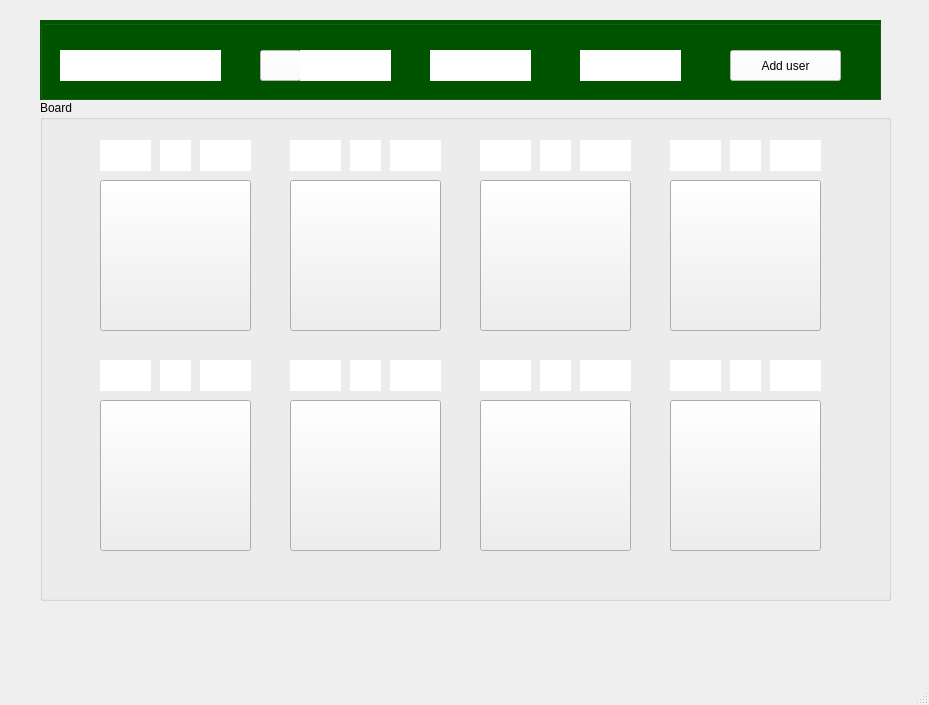
First picture: the form in gamepage.ui, repository KiarashDalir2003/FarmManagementProject, before the edit.
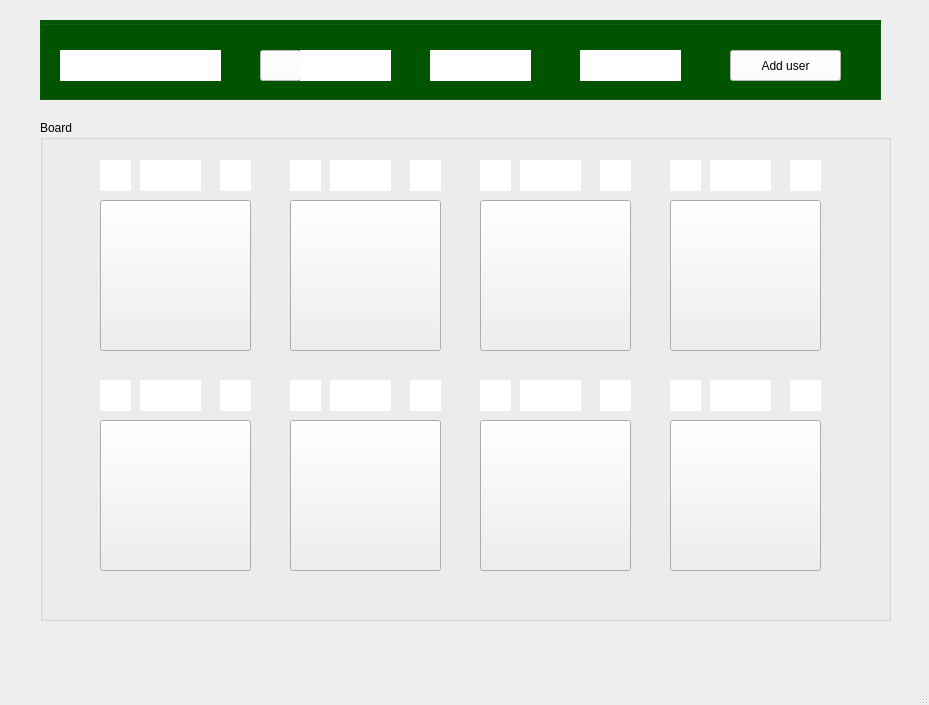
Second picture: the form after the edit. Icons and pictures are not drawn.

Commit message: gameBoard.jpg added to the game

What changed in the file:
```diff
--- a/gamepage.ui
+++ b/gamepage.ui
@@ -201,7 +201,7 @@
     <property name="geometry">
      <rect>
       <x>40</x>
-      <y>100</y>
+      <y>120</y>
       <width>851</width>
       <height>501</height>
      </rect>
@@ -319,9 +319,9 @@
     <widget class="QLabel" name="label1">
      <property name="geometry">
       <rect>
-       <x>730</x>
+       <x>750</x>
        <y>40</y>
-       <width>51</width>
+       <width>31</width>
        <height>31</height>
       </rect>
      </property>
@@ -335,9 +335,9 @@
     <widget class="QLabel" name="label2">
      <property name="geometry">
       <rect>
-       <x>540</x>
+       <x>560</x>
        <y>40</y>
-       <width>51</width>
+       <width>31</width>
        <height>31</height>
       </rect>
      </property>
@@ -351,9 +351,9 @@
     <widget class="QLabel" name="label4">
      <property name="geometry">
       <rect>
-       <x>160</x>
+       <x>180</x>
        <y>40</y>
-       <width>51</width>
+       <width>31</width>
        <height>31</height>
       </rect>
      </property>
@@ -367,9 +367,9 @@
     <widget class="QLabel" name="label8">
      <property name="geometry">
       <rect>
-       <x>160</x>
+       <x>180</x>
        <y>260</y>
-       <width>51</width>
+       <width>31</width>
        <height>31</height>
       </rect>
      </property>
@@ -383,9 +383,9 @@
     <widget class="QLabel" name="label6">
      <property name="geometry">
       <rect>
-       <x>540</x>
+       <x>560</x>
        <y>260</y>
-       <width>51</width>
+       <width>31</width>
        <height>31</height>
       </rect>
      </property>
@@ -399,9 +399,9 @@
     <widget class="QLabel" name="label7">
      <property name="geometry">
       <rect>
-       <x>350</x>
+       <x>370</x>
        <y>260</y>
-       <width>51</width>
+       <width>31</width>
        <height>31</height>
       </rect>
      </property>
@@ -415,9 +415,9 @@
     <widget class="QLabel" name="label5">
      <property name="geometry">
       <rect>
-       <x>730</x>
+       <x>750</x>
        <y>260</y>
-       <width>51</width>
+       <width>31</width>
        <height>31</height>
       </rect>
      </property>
@@ -431,9 +431,9 @@
     <widget class="QLabel" name="label3">
      <property name="geometry">
       <rect>
-       <x>350</x>
+       <x>370</x>
        <y>40</y>
-       <width>51</width>
+       <width>31</width>
        <height>31</height>
       </rect>
      </property>
@@ -447,7 +447,7 @@
     <widget class="QLabel" name="coinLabel1">
      <property name="geometry">
       <rect>
-       <x>690</x>
+       <x>670</x>
        <y>40</y>
        <width>31</width>
        <height>31</height>
@@ -463,7 +463,7 @@
     <widget class="QLabel" name="coinLabel2">
      <property name="geometry">
       <rect>
-       <x>500</x>
+       <x>480</x>
        <y>40</y>
        <width>31</width>
        <height>31</height>
@@ -479,7 +479,7 @@
     <widget class="QLabel" name="coinLabel3">
      <property name="geometry">
       <rect>
-       <x>310</x>
+       <x>290</x>
        <y>40</y>
        <width>31</width>
        <height>31</height>
@@ -495,7 +495,7 @@
     <widget class="QLabel" name="coinLabel4">
      <property name="geometry">
       <rect>
-       <x>120</x>
+       <x>100</x>
        <y>40</y>
        <width>31</width>
        <height>31</height>
@@ -511,7 +511,7 @@
     <widget class="QLabel" name="coinLabel5">
      <property name="geometry">
       <rect>
-       <x>690</x>
+       <x>670</x>
        <y>260</y>
        <width>31</width>
        <height>31</height>
@@ -527,7 +527,7 @@
     <widget class="QLabel" name="coinLabel6">
      <property name="geometry">
       <rect>
-       <x>500</x>
+       <x>480</x>
        <y>260</y>
        <width>31</width>
        <height>31</height>
@@ -543,7 +543,7 @@
     <widget class="QLabel" name="coinLabel7">
      <property name="geometry">
       <rect>
-       <x>310</x>
+       <x>290</x>
        <y>260</y>
        <width>31</width>
        <height>31</height>
@@ -559,7 +559,7 @@
     <widget class="QLabel" name="coinLabel8">
      <property name="geometry">
       <rect>
-       <x>120</x>
+       <x>100</x>
        <y>260</y>
        <width>31</width>
        <height>31</height>
@@ -577,7 +577,7 @@
       <rect>
        <x>630</x>
        <y>40</y>
-       <width>51</width>
+       <width>31</width>
        <height>31</height>
       </rect>
      </property>
@@ -593,7 +593,7 @@
       <rect>
        <x>440</x>
        <y>40</y>
-       <width>51</width>
+       <width>31</width>
        <height>31</height>
       </rect>
      </property>
@@ -609,7 +609,7 @@
       <rect>
        <x>250</x>
        <y>40</y>
-       <width>51</width>
+       <width>31</width>
        <height>31</height>
       </rect>
      </property>
@@ -625,7 +625,7 @@
       <rect>
        <x>60</x>
        <y>40</y>
-       <width>51</width>
+       <width>31</width>
        <height>31</height>
       </rect>
      </property>
@@ -641,7 +641,7 @@
       <rect>
        <x>630</x>
        <y>260</y>
-       <width>51</width>
+       <width>31</width>
        <height>31</height>
       </rect>
      </property>
@@ -657,7 +657,7 @@
       <rect>
        <x>440</x>
        <y>260</y>
-       <width>51</width>
+       <width>31</width>
        <height>31</height>
       </rect>
      </property>
@@ -673,7 +673,7 @@
       <rect>
        <x>250</x>
        <y>260</y>
-       <width>51</width>
+       <width>31</width>
        <height>31</height>
       </rect>
      </property>
@@ -689,7 +689,135 @@
       <rect>
        <x>60</x>
        <y>260</y>
-       <width>51</width>
+       <width>31</width>
+       <height>31</height>
+      </rect>
+     </property>
+     <property name="styleSheet">
+      <string notr="true">background-color: rgb(255, 255, 255);</string>
+     </property>
+     <property name="text">
+      <string/>
+     </property>
+    </widget>
+    <widget class="QLabel" name="coinAmoutLabel1">
+     <property name="geometry">
+      <rect>
+       <x>700</x>
+       <y>40</y>
+       <width>31</width>
+       <height>31</height>
+      </rect>
+     </property>
+     <property name="styleSheet">
+      <string notr="true">background-color: rgb(255, 255, 255);</string>
+     </property>
+     <property name="text">
+      <string/>
+     </property>
+    </widget>
+    <widget class="QLabel" name="coinAmoutLabel2">
+     <property name="geometry">
+      <rect>
+       <x>510</x>
+       <y>40</y>
+       <width>31</width>
+       <height>31</height>
+      </rect>
+     </property>
+     <property name="styleSheet">
+      <string notr="true">background-color: rgb(255, 255, 255);</string>
+     </property>
+     <property name="text">
+      <string/>
+     </property>
+    </widget>
+    <widget class="QLabel" name="coinAmoutLabel3">
+     <property name="geometry">
+      <rect>
+       <x>320</x>
+       <y>40</y>
+       <width>31</width>
+       <height>31</height>
+      </rect>
+     </property>
+     <property name="styleSheet">
+      <string notr="true">background-color: rgb(255, 255, 255);</string>
+     </property>
+     <property name="text">
+      <string/>
+     </property>
+    </widget>
+    <widget class="QLabel" name="coinAmoutLabel4">
+     <property name="geometry">
+      <rect>
+       <x>130</x>
+       <y>40</y>
+       <width>31</width>
+       <height>31</height>
+      </rect>
+     </property>
+     <property name="styleSheet">
+      <string notr="true">background-color: rgb(255, 255, 255);</string>
+     </property>
+     <property name="text">
+      <string/>
+     </property>
+    </widget>
+    <widget class="QLabel" name="coinAmoutLabel5">
+     <property name="geometry">
+      <rect>
+       <x>700</x>
+       <y>260</y>
+       <width>31</width>
+       <height>31</height>
+      </rect>
+     </property>
+     <property name="styleSheet">
+      <string notr="true">background-color: rgb(255, 255, 255);</string>
+     </property>
+     <property name="text">
+      <string/>
+     </property>
+    </widget>
+    <widget class="QLabel" name="coinAmoutLabel6">
+     <property name="geometry">
+      <rect>
+       <x>510</x>
+       <y>260</y>
+       <width>31</width>
+       <height>31</height>
+      </rect>
+     </property>
+     <property name="styleSheet">
+      <string notr="true">background-color: rgb(255, 255, 255);</string>
+     </property>
+     <property name="text">
+      <string/>
+     </property>
+    </widget>
+    <widget class="QLabel" name="coinAmoutLabel8">
+     <property name="geometry">
+      <rect>
+       <x>130</x>
+       <y>260</y>
+       <width>31</width>
+       <height>31</height>
+      </rect>
+     </property>
+     <property name="styleSheet">
+      <string notr="true">background-color: rgb(255, 255, 255);</string>
+     </property>
+     <property name="text">
+      <string/>
+     </property>
+    </widget>
+    <widget class="QLabel" name="coinAmoutLabel7">
+     <property name="geometry">
+      <rect>
+       <x>320</x>
+       <y>260</y>
+       <width>31</width>
        <height>31</height>
       </rect>
      </property>
```
Left out of the diff: 5 changed lines with no effect on the pictures. The commit also changes 2 other files.
